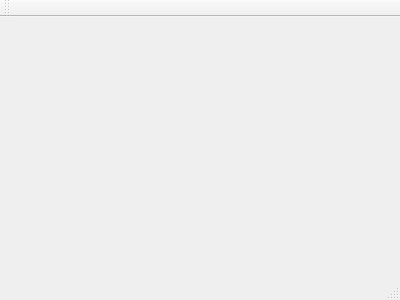
The window that forms/mainwindow.ui (Timmoth/UVCap) describes before a commit, drawn with Qt 5.
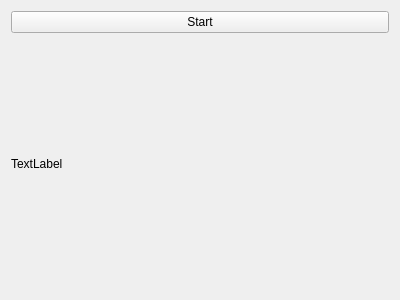
The same window after the commit.

```diff
--- a/forms/mainwindow.ui
+++ b/forms/mainwindow.ui
@@ -16,29 +16,25 @@
     <widget class="QWidget" name="centralWidget">
       <layout class="QVBoxLayout" name="verticalLayout">
         <item>
-          <layout class="QVBoxLayout" name="verticalLayout_2"/>
-        </item>
-      </layout>
-    </widget>
-    <widget class="QMenuBar" name="menuBar">
-      <property name="geometry">
-        <rect>
-          <x>0</x>
-          <y>0</y>
-          <width>400</width>
-          <height>21</height>
-        </rect>
-      </property>
-    </widget>
-    <widget class="QToolBar" name="mainToolBar">
-      <attribute name="toolBarArea">
-        <enum>TopToolBarArea</enum>
-      </attribute>
-      <attribute name="toolBarBreak">
-        <bool>false</bool>
-      </attribute>
-    </widget>
-    <widget class="QStatusBar" name="statusBar"/>
+     <layout class="QVBoxLayout" name="verticalLayout_2">
+      <item>
+       <widget class="QPushButton" name="MainWindow_Button_Start">
+        <property name="text">
+         <string>Start</string>
+        </property>
+       </widget>
+      </item>
+      <item>
+       <widget class="QLabel" name="label1">
+        <property name="text">
+         <string>TextLabel</string>
+        </property>
+       </widget>
+      </item>
+     </layout>
+    </item>
+   </layout>
+  </widget>
   </widget>
   <layoutdefault spacing="6" margin="11"/>
   <resources/>
```
Lines whose indentation alone changed are shown as unchanged.
